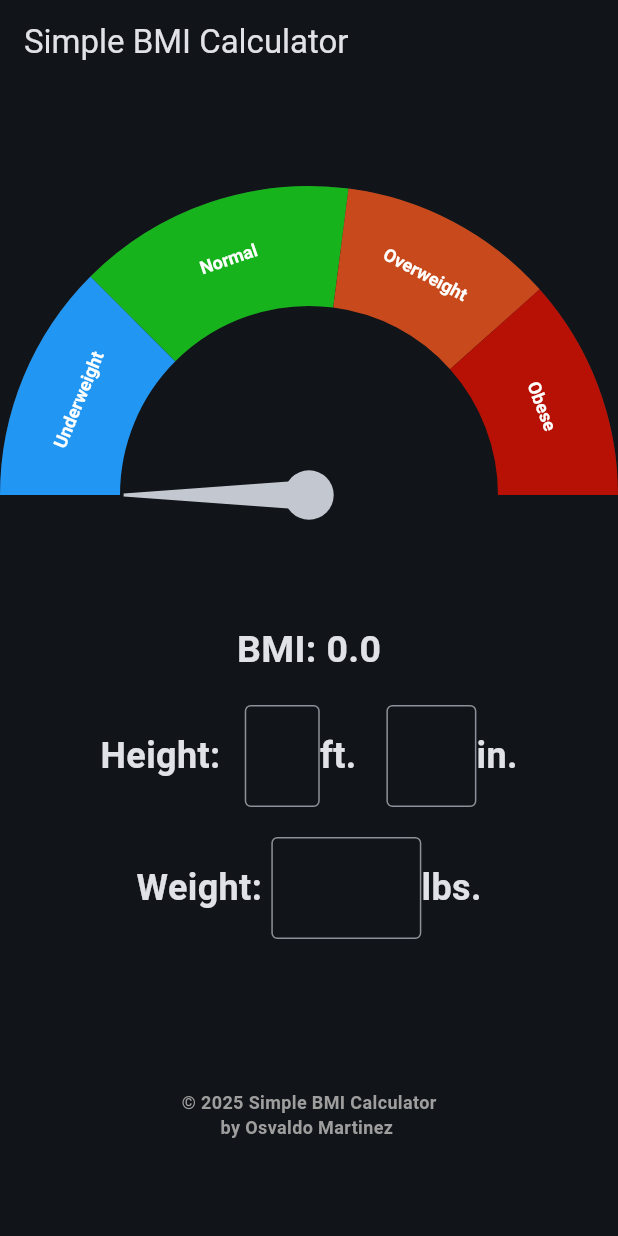
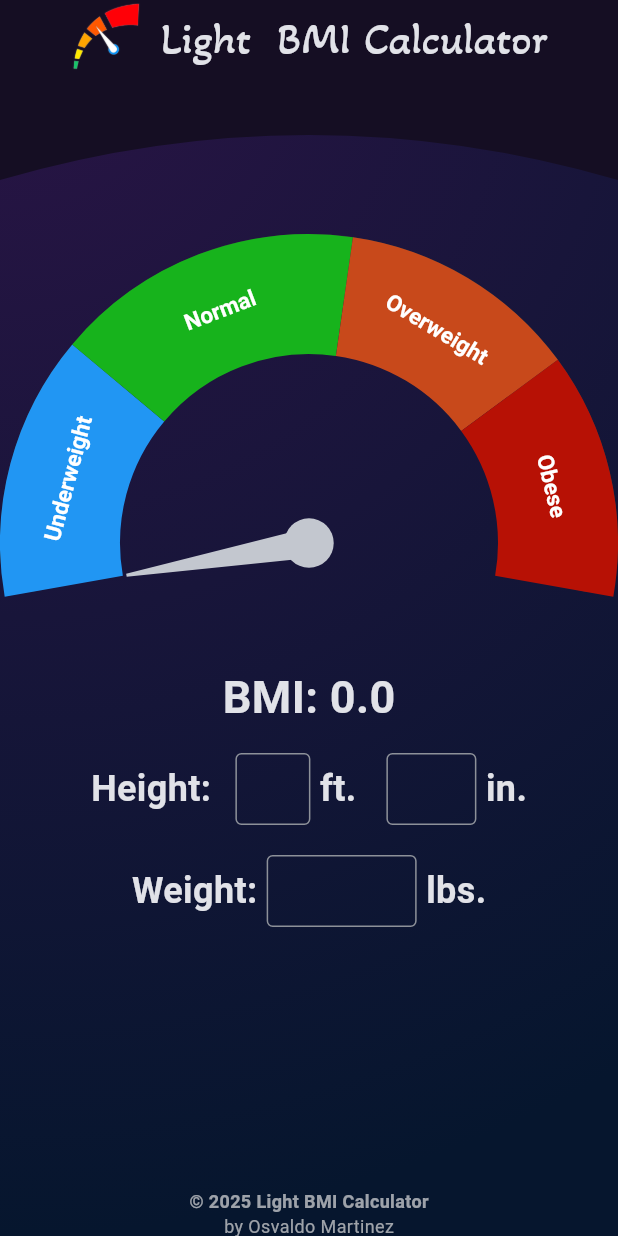
Before and after one commit to MystiC1988/Light_BMI_Calculator, a Flutter app: the screen it shows after launch, on a phone screen of 412 x 824 dp. Run offline on Flutter 3.47's test engine with Material 3 defaults, Android fonts, the phone set to English and light mode, and no system bars; drawn by our look-alikes of syncfusion_flutter_gauges.

Commit message:
Refactor project name and update launcher icon; enhance copyright widget and adjust BMI chart styling

```diff
--- a/lib/main.dart
+++ b/lib/main.dart
@@ -1,5 +1,5 @@
 import 'package:flutter/material.dart';
-import 'package:simple_bmi_calculator/presentation/screens/home_screen.dart';
+import 'package:light_bmi_calculator/presentation/screens/home_screen.dart';
 
 void main() {
   runApp(const MyApp());
--- a/lib/presentation/screens/home_screen.dart
+++ b/lib/presentation/screens/home_screen.dart
@@ -1,8 +1,8 @@
 import 'package:flutter/material.dart';
 import 'package:flutter/services.dart';
-import 'package:simple_bmi_calculator/config/styles/custom_text_styles.dart';
-import 'package:simple_bmi_calculator/presentation/widgets/charts/gauge_bmi_chart.dart';
-import 'package:simple_bmi_calculator/presentation/widgets/shared/copyright.dart';
+import 'package:light_bmi_calculator/config/styles/custom_text_styles.dart';
+import 'package:light_bmi_calculator/presentation/widgets/charts/gauge_bmi_chart.dart';
+import 'package:light_bmi_calculator/presentation/widgets/shared/copyright.dart';
 
 class HomeScreen extends StatefulWidget {
   const HomeScreen({super.key});
@@ -15,10 +15,13 @@ class _HomeScreenState extends State<HomeScreen> {
   TextEditingController heightFtController = TextEditingController();
   TextEditingController heightInController = TextEditingController();
   TextEditingController weightController = TextEditingController();
+  FocusNode nullFocus = FocusNode();
   String bmi = "0.0";
   double calculatedBMI = 0.0;
 
   void calculateBMI() {
+    validateHight();
+
     if (heightFtController.text.isEmpty ||
         heightInController.text.isEmpty ||
         weightController.text.isEmpty) return;
@@ -41,12 +44,65 @@ class _HomeScreenState extends State<HomeScreen> {
 
   @override
   Widget build(BuildContext context) {
-    return Scaffold(
-      appBar: AppBar(
-        title: const Text('Simple BMI Calculator'),
+    return Container(
+        decoration: const BoxDecoration(
+          gradient: RadialGradient(
+            center: Alignment.topLeft,
+            radius: 2.0,
+            colors: [
+              Color(0xFF2A1446),
+              Color(0xFF06162E),
+            ],
           ),
-      body: Center(
+        ),
+        child: Theme(
+          data: Theme.of(context).copyWith(
+            dividerTheme: const DividerThemeData(
+              color: Colors.transparent,
+              thickness: 0,
+            ),
+          ),
+          child: Scaffold(
+            extendBodyBehindAppBar: true,
+            backgroundColor: Colors.transparent,
+            appBar: PreferredSize(
+              preferredSize: const Size.fromHeight(120),
+              child: CustomPaint(
+                painter: AppBarPainter(),
+                child: AppBar(
+                  surfaceTintColor: Colors.transparent,
+                  toolbarHeight: 120,
+                  backgroundColor: Colors.transparent,
+                  elevation: 4,
+                  title: Column(
+                    children: [
+                      Row(
+                        mainAxisAlignment: MainAxisAlignment.center,
+                        children: [
+                          Image.asset('assets/images/icon.png', width: 50),
+                          const SizedBox(width: 10),
+                          const Text(
+                            'Light  BMI Calculator',
+                            style: TextStyle(
+                                fontFamily: "Akayatelivigala", fontSize: 30),
+                          ),
+                        ],
+                      ),
+                      const SizedBox(
+                        height: 70,
+                      )
+                    ],
+                  ),
+                ),
+              ),
+            ),
+            body: Padding(
+              padding: const EdgeInsets.only(top: kToolbarHeight + 40),
               child: SingleChildScrollView(
+                child: Padding(
+                  padding: const EdgeInsets.only(top: kToolbarHeight),
+                  child: GestureDetector(
+                    onTap: () => FocusScope.of(context).requestFocus(nullFocus),
                     child: Column(
                       mainAxisAlignment: MainAxisAlignment.start,
                       children: <Widget>[
@@ -54,7 +110,8 @@ class _HomeScreenState extends State<HomeScreen> {
                         Row(
                           mainAxisAlignment: MainAxisAlignment.center,
                           children: <Widget>[
-                  const Text('Height: ', style: CustomTextStyles.bigTextLabel),
+                            const Text('Height: ',
+                                style: CustomTextStyles.bigTextLabel),
                             const SizedBox(
                               width: 10,
                             ),
@@ -68,16 +125,20 @@ class _HomeScreenState extends State<HomeScreen> {
                                 onChanged: (value) => calculateBMI(),
                                 style: CustomTextStyles.bigTextField,
                                 decoration: const InputDecoration(
+                                  contentPadding:
+                                      EdgeInsets.symmetric(horizontal: 10),
                                   border: OutlineInputBorder(),
                                 ),
                                 keyboardType: TextInputType.number,
                                 inputFormatters: [
-                        FilteringTextInputFormatter.allow(RegExp(r'[1-9]')),
+                                  FilteringTextInputFormatter.allow(
+                                      RegExp(r'[1-9]')),
                                   LengthLimitingTextInputFormatter(1),
                                 ],
                               ),
                             ),
-                  const Text('ft.', style: CustomTextStyles.bigTextLabel),
+                            const Text(' ft.',
+                                style: CustomTextStyles.bigTextLabel),
                             const SizedBox(width: 20),
                             SizedBox(
                               width: 60,
@@ -89,23 +150,28 @@ class _HomeScreenState extends State<HomeScreen> {
                                 onChanged: (value) => calculateBMI(),
                                 style: CustomTextStyles.bigTextField,
                                 decoration: const InputDecoration(
+                                  contentPadding:
+                                      EdgeInsets.symmetric(horizontal: 10),
                                   border: OutlineInputBorder(),
                                 ),
                                 keyboardType: TextInputType.number,
                                 inputFormatters: [
-                        FilteringTextInputFormatter.allow(RegExp(r'[0-9]')),
+                                  FilteringTextInputFormatter.allow(
+                                      RegExp(r'[0-9]')),
                                   LengthLimitingTextInputFormatter(2),
                                 ],
                               ),
                             ),
-                  const Text('in.', style: CustomTextStyles.bigTextLabel),
+                            const Text(' in.',
+                                style: CustomTextStyles.bigTextLabel),
                           ],
                         ),
                         const SizedBox(height: 20),
                         Row(
                           mainAxisAlignment: MainAxisAlignment.center,
                           children: <Widget>[
-                  const Text('Weight: ', style: CustomTextStyles.bigTextLabel),
+                            const Text('Weight: ',
+                                style: CustomTextStyles.bigTextLabel),
                             SizedBox(
                               width: 100,
                               child: TextField(
@@ -116,24 +182,91 @@ class _HomeScreenState extends State<HomeScreen> {
                                 onChanged: (svalue) => calculateBMI(),
                                 style: CustomTextStyles.bigTextField,
                                 decoration: const InputDecoration(
+                                  contentPadding:
+                                      EdgeInsets.symmetric(horizontal: 10),
                                   border: OutlineInputBorder(),
                                 ),
                                 keyboardType: TextInputType.number,
                                 inputFormatters: [
-                        FilteringTextInputFormatter.allow(RegExp(r'[0-9]')),
+                                  FilteringTextInputFormatter.allow(
+                                      RegExp(r'[0-9]')),
                                   LengthLimitingTextInputFormatter(3),
                                 ],
                               ),
                             ),
-                  const Text('lbs.', style: CustomTextStyles.bigTextLabel),
+                            const Text(' lbs.',
+                                style: CustomTextStyles.bigTextLabel),
                           ],
                         ),
-              const SizedBox(height: 100),
-              const SizedBox(width: 200, child: Copyright()),
+                        const SizedBox(height: 100)
                       ],
                     ),
                   ),
                 ),
+              ),
+            ),
+            persistentFooterButtons: const [
+              SizedBox(
+                height: 10,
+              ),
+              Center(child: Copyright())
+            ],
+          ),
+        ));
+  }
+
+  void validateHight() {
+    if (heightInController.text.isEmpty) {
+      return;
+    }
+    if (int.parse(heightInController.text) > 11) {
+      heightInController.text = "11";
+      ScaffoldMessenger.of(context).showSnackBar(
+        const SnackBar(
+          backgroundColor: Color.fromARGB(255, 172, 19, 8),
+          content: Row(
+            children: [
+              Icon(Icons.error, color: Colors.white),
+              SizedBox(width: 10),
+              Text('Maximum height in feet is 11',
+                  style: TextStyle(
+                      color: Colors.white,
+                      fontSize: 16,
+                      fontWeight: FontWeight.bold)),
+            ],
+          ),
+          duration: Duration(seconds: 2),
+        ),
       );
     }
   }
+}
+
+class AppBarPainter extends CustomPainter {
+  @override
+  void paint(Canvas canvas, Size size) {
+    final paint = Paint()
+      ..color = const Color.fromARGB(255, 21, 14, 35)
+      ..style = PaintingStyle.fill;
+
+    final path = Path();
+
+    path.moveTo(0, 0);
+    path.lineTo(0, size.height);
+    path.quadraticBezierTo(
+      size.width * 0.5,
+      size.height * 0.5,
+      size.width,
+      size.height,
+    );
+
+    path.lineTo(size.width, 0);
+
+    path.close();
+
+    canvas.drawPath(path, paint);
+  }
+
+  @override
+  bool shouldRepaint(covariant CustomPainter oldDelegate) => false;
+}
--- a/lib/presentation/widgets/charts/gauge_bmi_chart.dart
+++ b/lib/presentation/widgets/charts/gauge_bmi_chart.dart
@@ -12,8 +12,8 @@ class GaugeBmiChart extends StatelessWidget {
       RadialAxis(
           minimum: 13,
           maximum: 35,
-          startAngle: 180,
-          endAngle: 0,
+          startAngle: 170,
+          endAngle: 10,
           radiusFactor: 1,
           axisLineStyle: const AxisLineStyle(
               thickness: 0.2,
@@ -27,7 +27,7 @@ class GaugeBmiChart extends StatelessWidget {
                 startValue: 0,
                 endValue: 18.5,
                 labelStyle: const GaugeTextStyle(
-                    fontSize: 12, fontWeight: FontWeight.bold),
+                    fontSize: 15, fontWeight: FontWeight.bold),
                 color: Colors.blue,
                 startWidth: 80,
                 endWidth: 80,
@@ -36,7 +36,7 @@ class GaugeBmiChart extends StatelessWidget {
                 startValue: 18.5,
                 endValue: 24.9,
                 labelStyle: const GaugeTextStyle(
-                    fontSize: 12, fontWeight: FontWeight.bold),
+                    fontSize: 15, fontWeight: FontWeight.bold),
                 color: const Color.fromARGB(255, 23, 179, 28),
                 startWidth: 80,
                 endWidth: 80,
@@ -45,7 +45,7 @@ class GaugeBmiChart extends StatelessWidget {
                 startValue: 24.9,
                 endValue: 29.9,
                 labelStyle: const GaugeTextStyle(
-                    fontSize: 12, fontWeight: FontWeight.bold),
+                    fontSize: 15, fontWeight: FontWeight.bold),
                 color: const Color.fromARGB(255, 200, 73, 27),
                 startWidth: 80,
                 endWidth: 80,
@@ -54,7 +54,7 @@ class GaugeBmiChart extends StatelessWidget {
                 startValue: 29.9,
                 endValue: 40,
                 labelStyle: const GaugeTextStyle(
-                    fontSize: 12, fontWeight: FontWeight.bold),
+                    fontSize: 15, fontWeight: FontWeight.bold),
                 color: const Color.fromARGB(255, 183, 17, 5),
                 startWidth: 80,
                 endWidth: 80,
@@ -70,7 +70,7 @@ class GaugeBmiChart extends StatelessWidget {
             GaugeAnnotation(
                 widget: Text("BMI: $bmi",
                     style: const TextStyle(
-                        fontSize: 25, fontWeight: FontWeight.bold)),
+                        fontSize: 30, fontWeight: FontWeight.bold)),
                 angle: 90,
                 positionFactor: 0.5)
           ])
--- a/lib/presentation/widgets/shared/copyright.dart
+++ b/lib/presentation/widgets/shared/copyright.dart
@@ -6,27 +6,28 @@ class Copyright extends StatelessWidget {
 
   @override
   Widget build(BuildContext context) {
-    return Column(
+    return GestureDetector(
+      onTap: () => launchUrl(Uri.parse('https://www.omv88.dev')),
+      child: const Column(
         mainAxisAlignment: MainAxisAlignment.center,
         children: [
-        const Text(
-          '© 2025 Simple BMI Calculator',
+          Text(
+            '© 2025 Light BMI Calculator',
             style: TextStyle(
               fontSize: 12,
               fontWeight: FontWeight.bold,
-            color: Colors.grey,
+              color: Color.fromARGB(177, 224, 224, 224),
             ),
           ),
-        SelectableText(
+          Text(
             'by Osvaldo Martinez',
-          style: const TextStyle(
+            style: TextStyle(
               fontSize: 12,
-            fontWeight: FontWeight.bold,
-            color: Colors.grey,
+              color: Color.fromARGB(182, 219, 219, 219),
             ),
-          onTap: () => launchUrl(Uri.parse('https://www.omv88.dev')),
           )
         ],
+      ),
     );
   }
 }
```
Also changed, not shown: pubspec.yaml (+18 -3 lines), assets/fonts/akayatelivigala_regular.ttf (added), assets/images/icon.png (added), assets/images/icons/icon_bright.png (added), assets/images/icons/icon_dark.png (added), pubspec.lock, 42 other files. Lines whose indentation alone changed are shown as unchanged.
